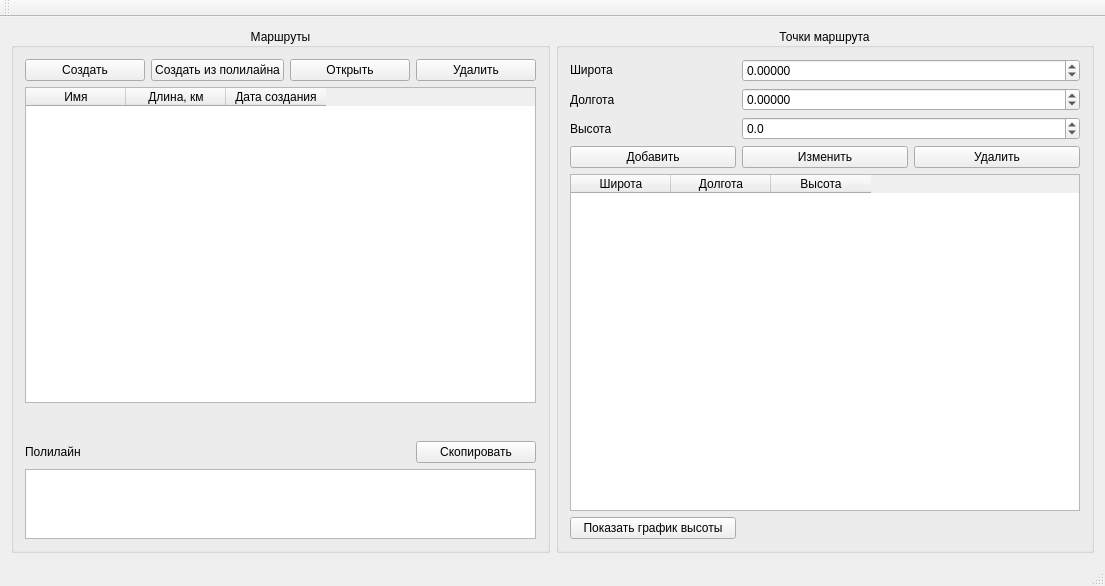
MikeGus/polyline, file mainwindow.ui: the form before one commit.
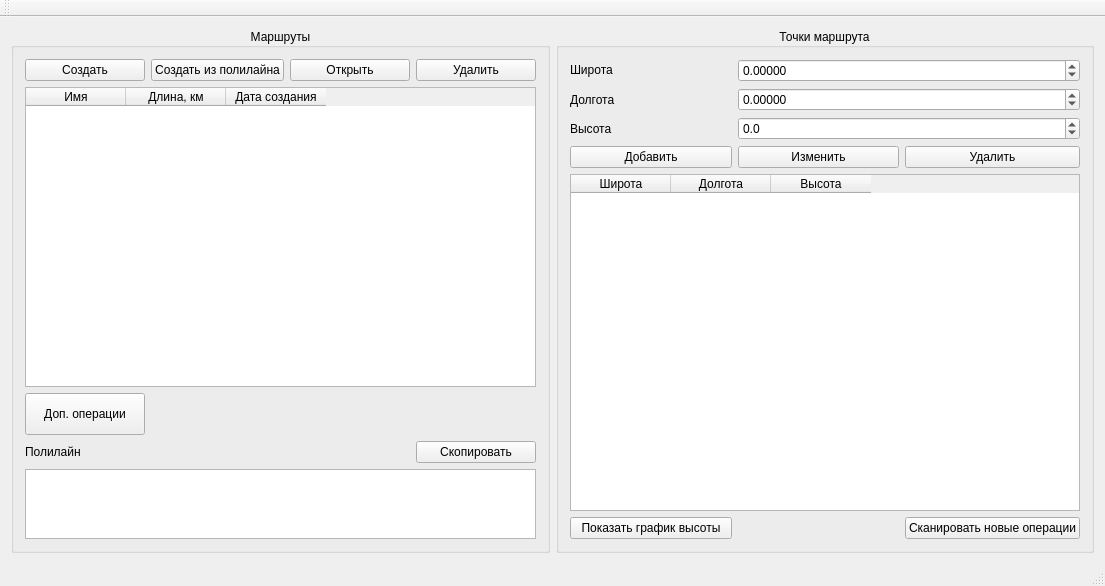
The form after the commit.

The edit to the form file:
```diff
--- a/mainwindow.ui
+++ b/mainwindow.ui
@@ -15,7 +15,7 @@
   </property>
   <widget class="QWidget" name="centralWidget">
    <layout class="QHBoxLayout" name="horizontalLayout">
-    <item>
+    <item alignment="Qt::AlignVCenter">
      <widget class="QGroupBox" name="routeGroupBox">
       <property name="title">
        <string>Маршруты</string>
@@ -88,6 +88,22 @@
          </property>
         </widget>
        </item>
+       <item row="2" column="0">
+        <widget class="QPushButton" name="pushButton">
+         <property name="minimumSize">
+          <size>
+           <width>0</width>
+           <height>42</height>
+          </size>
+         </property>
+         <property name="text">
+          <string>Доп. операции</string>
+         </property>
+        </widget>
+       </item>
+       <item row="2" column="1" colspan="3">
+        <layout class="QHBoxLayout" name="operationsLayout"/>
+       </item>
       </layout>
      </widget>
     </item>
@@ -219,6 +235,13 @@
          </property>
         </widget>
        </item>
+       <item row="7" column="2">
+        <widget class="QPushButton" name="pushButton_2">
+         <property name="text">
+          <string>Сканировать новые операции</string>
+         </property>
+        </widget>
+       </item>
       </layout>
      </widget>
     </item>
```
